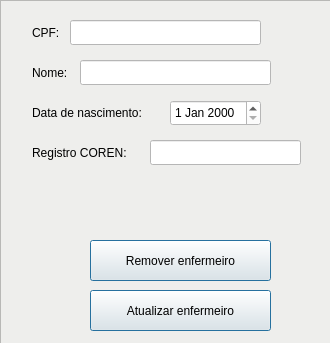
Qt form cadvac_gui/nursedetailswindow.ui (lucasnatali98/CADVAC) before a commit.
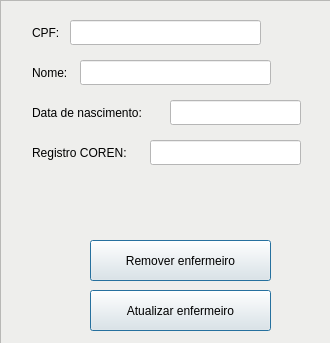
The same form after that commit.

```diff
--- a/cadvac_gui/nursedetailswindow.ui
+++ b/cadvac_gui/nursedetailswindow.ui
@@ -146,19 +146,9 @@
      <property name="styleSheet">
       <string notr="true">background-color: rgb(255, 255, 255);</string>
      </property>
-    </widget>
-    <widget class="QDateEdit" name="dateEdit">
-     <property name="geometry">
-      <rect>
-       <x>170</x>
-       <y>100</y>
-       <width>91</width>
-       <height>26</height>
-      </rect>
+     <property name="readOnly">
+      <bool>true</bool>
      </property>
-     <property name="styleSheet">
-      <string notr="true">background-color: rgb(255, 255, 255);</string>
-     </property>
     </widget>
     <widget class="QPushButton" name="removePatientButton">
      <property name="geometry">
@@ -192,6 +182,22 @@
       <bool>true</bool>
      </property>
     </widget>
+    <widget class="QLineEdit" name="birthDateLineEdit">
+     <property name="geometry">
+      <rect>
+       <x>170</x>
+       <y>100</y>
+       <width>131</width>
+       <height>25</height>
+      </rect>
+     </property>
+     <property name="styleSheet">
+      <string notr="true">background-color: rgb(255, 255, 255);</string>
+     </property>
+     <property name="readOnly">
+      <bool>true</bool>
+     </property>
+    </widget>
    </widget>
   </widget>
  </widget>
```
Left out of the diff: 12 changed lines with no effect on the pictures.
